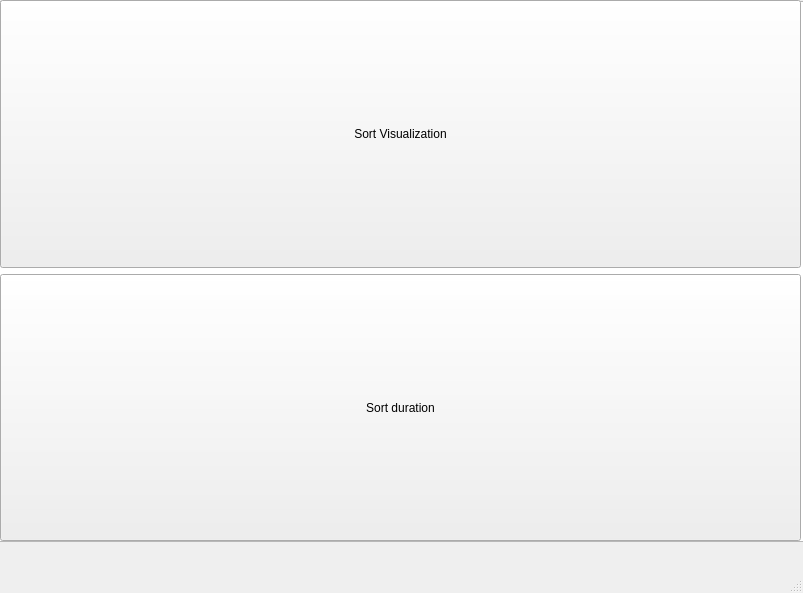
First picture: the form in lab2/mainwindow.ui, repository Megarekrut65/4sem-ooop-lab2, before the edit.
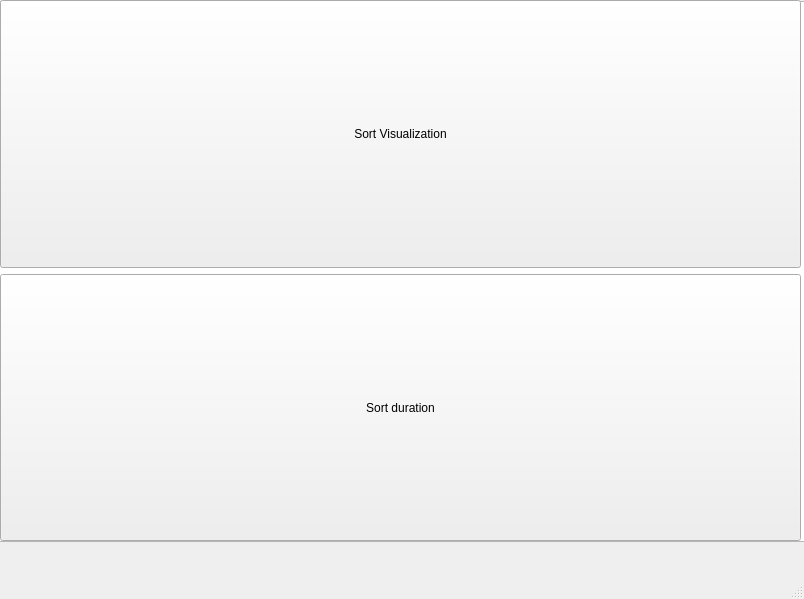
Second picture: the form after the edit.

Commit message: fixed window size

```diff
--- a/lab2/mainwindow.ui
+++ b/lab2/mainwindow.ui
@@ -6,14 +6,26 @@
    <rect>
     <x>0</x>
     <y>0</y>
-    <width>803</width>
-    <height>593</height>
+    <width>804</width>
+    <height>599</height>
    </rect>
   </property>
+  <property name="sizePolicy">
+   <sizepolicy hsizetype="Fixed" vsizetype="Fixed">
+    <horstretch>0</horstretch>
+    <verstretch>0</verstretch>
+   </sizepolicy>
+  </property>
   <property name="windowTitle">
    <string>MainWindow</string>
   </property>
   <widget class="QWidget" name="centralwidget">
+   <property name="sizePolicy">
+    <sizepolicy hsizetype="Preferred" vsizetype="Preferred">
+     <horstretch>0</horstretch>
+     <verstretch>0</verstretch>
+    </sizepolicy>
+   </property>
    <widget class="QWidget" name="verticalWidget" native="true">
     <property name="enabled">
      <bool>true</bool>
@@ -73,12 +85,21 @@
       <height>541</height>
      </rect>
     </property>
+    <property name="sizePolicy">
+     <sizepolicy hsizetype="Fixed" vsizetype="Fixed">
+      <horstretch>0</horstretch>
+      <verstretch>0</verstretch>
+     </sizepolicy>
+    </property>
     <property name="verticalScrollBarPolicy">
      <enum>Qt::ScrollBarAlwaysOff</enum>
     </property>
     <property name="horizontalScrollBarPolicy">
      <enum>Qt::ScrollBarAlwaysOff</enum>
     </property>
+    <property name="sizeAdjustPolicy">
+     <enum>QAbstractScrollArea::AdjustIgnored</enum>
+    </property>
    </widget>
    <zorder>graphicsView</zorder>
    <zorder>verticalWidget</zorder>
```
Left out of the diff: 2 changed lines with no effect on the pictures. The commit also changes 1 other file.
